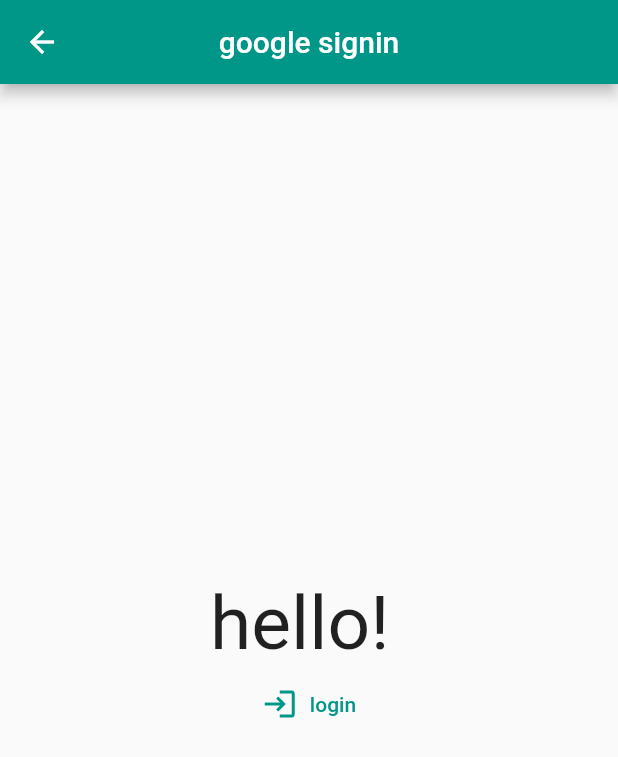
After one commit to RuiOkazaki/flutter_practice_introduction, a Flutter app: the GoogleSignin screen opened by its route, after a tap on "login", on a phone screen of 412 x 824 dp. The commit adds this screen. Shown: the top 757 px of the screen. Run offline on Flutter 3.47's test engine with Material 2 defaults, Android fonts, the phone set to English and light mode, and no system bars; our stand-ins replace firebase_auth, firebase_core, flutter_datetime_picker, geolocator, google_sign_in, image_picker; accounts and stored records are empty.

Commit message:
feat: google signin

```diff
--- a/lib/main.dart
+++ b/lib/main.dart
@@ -2,6 +2,7 @@
 import 'package:flutter/material.dart';
 import 'package:flutter_practice_introduction/firebase_options.dart';
 import 'package:flutter_practice_introduction/pages/animation_widget.dart';
+import 'package:flutter_practice_introduction/pages/google_signin.dart';
 import 'package:flutter_practice_introduction/pages/gps.dart';
 import 'package:flutter_practice_introduction/pages/image_api.dart';
 import 'package:flutter_practice_introduction/pages/my_home_page.dart';
@@ -36,6 +37,7 @@
         '/image_api': (BuildContext context) => const CameraPage(),
         '/gps': (BuildContext context) => const Gps(),
         '/signin_page': (BuildContext context) => const SigninPage(),
+        '/google_signin': (BuildContext context) => const GoogleSignin(),
       },
     );
   }
--- /dev/null
+++ b/lib/pages/google_signin.dart
@@ -0,0 +1,63 @@
+import 'package:firebase_auth/firebase_auth.dart';
+import 'package:flutter/material.dart';
+import 'package:flutter_practice_introduction/components/header.dart';
+import 'package:google_sign_in/google_sign_in.dart';
+
+class GoogleSignin extends StatefulWidget {
+  const GoogleSignin({super.key});
+
+  @override
+  State<GoogleSignin> createState() => _GoogleSigninState();
+}
+
+class _GoogleSigninState extends State<GoogleSignin> {
+  String _displayName = '';
+
+  static final googleLogin = GoogleSignIn(scopes: [
+    'email',
+    'https://www.googleapis.com/auth/contacts.readonly',
+  ]);
+
+  @override
+  Widget build(BuildContext context) {
+    return Scaffold(
+        appBar: genHeader('google signin'),
+        body: Center(
+            child: Column(
+          mainAxisAlignment: MainAxisAlignment.center,
+          children: [
+            Text(
+              "hello! $_displayName",
+              style: const TextStyle(fontSize: 50),
+            ),
+            TextButton.icon(
+              label: const Text('login'),
+              icon: const Icon(Icons.login),
+              onPressed: () async {
+                GoogleSignInAccount? signinAccount = await googleLogin.signIn();
+                if (signinAccount == null) return;
+
+                GoogleSignInAuthentication auth =
+                    await signinAccount.authentication;
+
+                final OAuthCredential credential =
+                    GoogleAuthProvider.credential(
+                  idToken: auth.idToken,
+                  accessToken: auth.accessToken,
+                );
+
+                User? user = (await FirebaseAuth.instance
+                        .signInWithCredential(credential))
+                    .user;
+
+                if (user != null) {
+                  setState(() {
+                    _displayName = user.displayName!;
+                  });
+                }
+              },
+            )
+          ],
+        )));
+  }
+}
--- a/lib/pages/my_home_page.dart
+++ b/lib/pages/my_home_page.dart
@@ -18,6 +18,7 @@
           genLink(context, "/image_api"),
           genLink(context, "/gps"),
           genLink(context, "/signin_page"),
+          genLink(context, "/google_signin"),
         ],
       ),
       drawer: const Drawer(
--- a/pubspec.yaml
+++ b/pubspec.yaml
@@ -42,6 +42,7 @@
   geolocator: ^9.0.1
   firebase_core: ^1.21.1
   firebase_auth: ^3.7.0
+  google_sign_in: ^5.4.1
 
 dev_dependencies:
   flutter_test:
```
Also changed, not shown: pubspec.lock, 3 other files.
